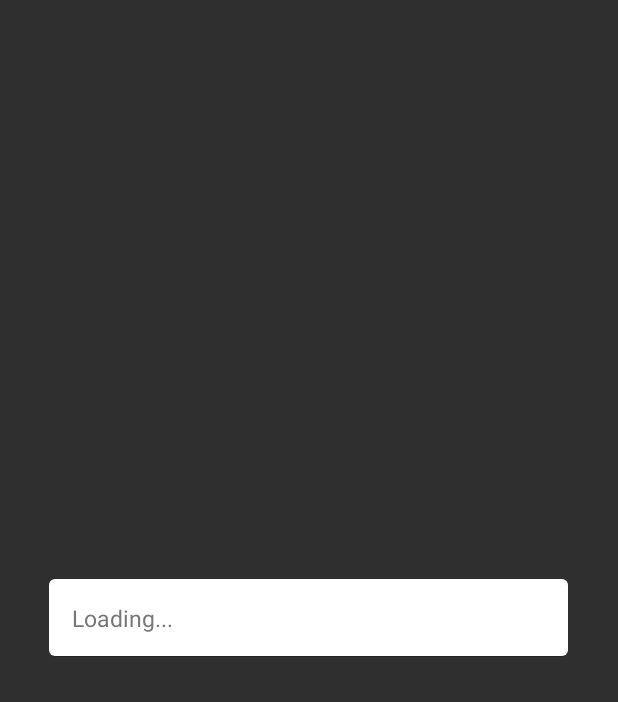
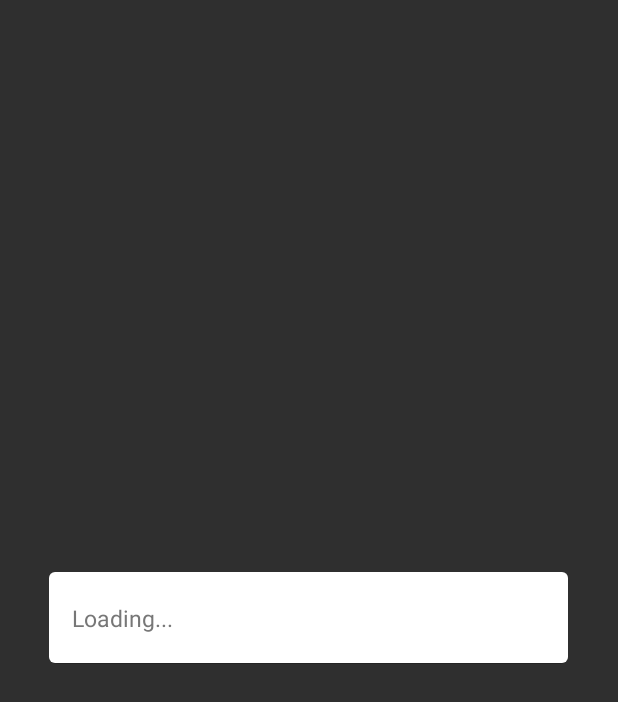
Before and after one commit to BROUDING/SimpleDialog, an Android app: the layout dialog_simple_progress.xml on its own in the app's theme, with its tools: preview values and no code run, on a phone screen of 412 x 824 dp. Shown: the top 702 px of the screen. Run offline under Robolectric (Android 15) with nearby library versions, the phone set to English and light mode, and no system bars.

```diff
--- a/app/src/main/java/com/brouding/simpledialogsample/SampleActivity.java
+++ b/app/src/main/java/com/brouding/simpledialogsample/SampleActivity.java
@@ -18,7 +18,7 @@ public class SampleActivity extends AppCompatActivity {
 
         mDialog = new SimpleDialog.Builder(this)
                 .setTitle("Header !", false)
-                .setContent("Hello World !\nThis is Simple Dialog :)")
+                .setContent("Hello World !")
                 .setCancelable(true)
                 .showProgress(true)
 //                .setProgressGIF(R.raw.loading_default)
--- a/simpledialog/src/main/res/layout/dialog_simple_progress.xml
+++ b/simpledialog/src/main/res/layout/dialog_simple_progress.xml
@@ -23,7 +23,10 @@
             android:layout_height="wrap_content"
             android:layout_weight="0.84"
             android:background="@drawable/bg_round_white"
-            android:padding="15dp"
+            android:paddingTop="20dp"
+            android:paddingBottom="20dp"
+            android:paddingLeft="15dp"
+            android:paddingRight="15dp"
             android:gravity="center_vertical"
             android:orientation="horizontal">
 
@@ -81,7 +84,7 @@
                         android:gravity="center"
                         android:textColor="#666666"
                         android:textSize="14dp"
-                        android:text="취소"/>
+                        android:text="Cancel"/>
 
                 </LinearLayout>
 
```
Also changed, not shown: 1 other file.
